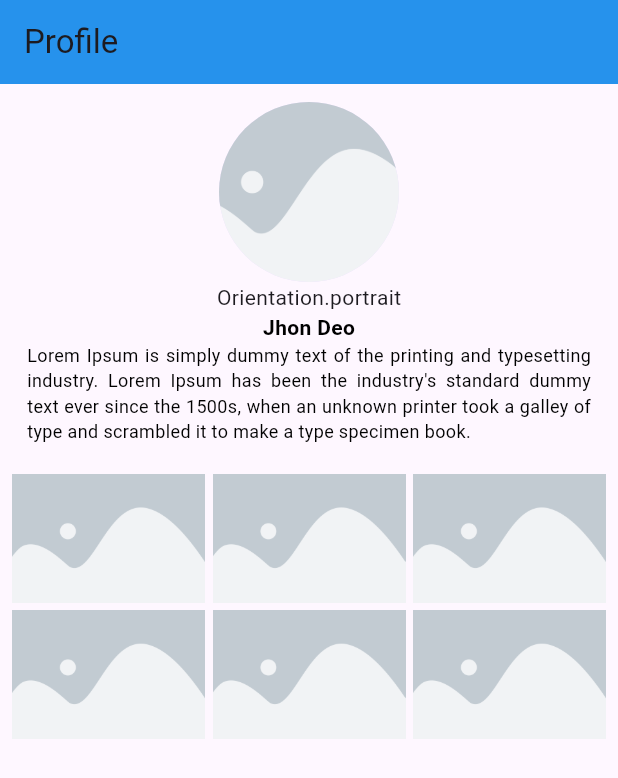
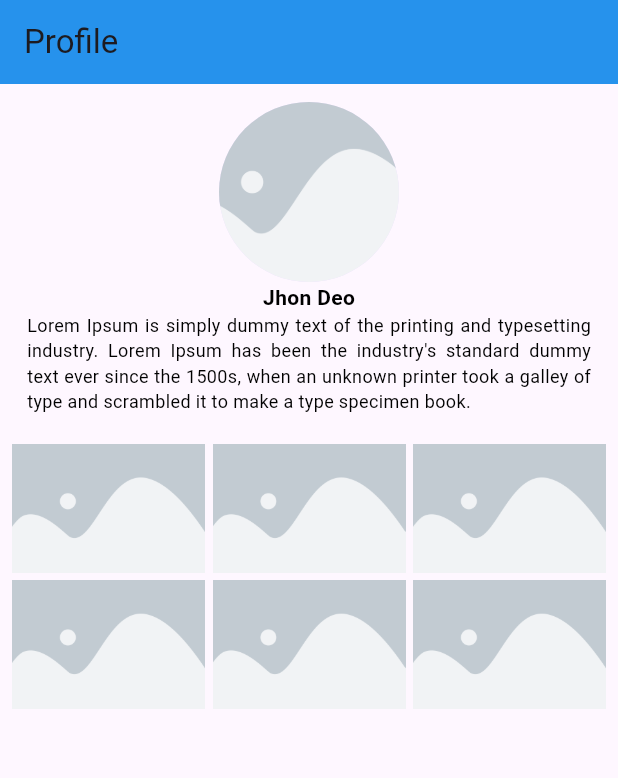
Before and after one commit to Thamina33/gallery, a Flutter app: the screen it shows after launch, on a phone screen of 412 x 824 dp. Shown: the top 778 px of the screen. Run offline on Flutter 3.47's test engine with Material 2 defaults, Android fonts, the phone set to English and light mode, and no system bars.

Commit message:
some changes

```diff
--- a/lib/galleryScreen.dart
+++ b/lib/galleryScreen.dart
@@ -26,7 +26,11 @@ class _GalleryScreenState extends State<GalleryScreen> {
                 const CircleAvatar(
                 radius: 60,
                 backgroundImage: AssetImage('assets/images/placeholder.png'),),
-                  Text(orientation.toString()),
+                  // Text(orientation.toString(),style: TextStyle(
+                  //     fontSize: 14,
+                  //     fontWeight: FontWeight.w600,
+                  //     color: Colors.green
+                  // ),),
                   const Text("Jhon Deo",style: TextStyle(
                     fontSize: 14,
                     fontWeight: FontWeight.w600,
@@ -80,13 +84,24 @@ class _GalleryScreenState extends State<GalleryScreen> {
 
                     width: MediaQuery.of(context).size.width/1.5,
                     child: Column(
+                      crossAxisAlignment: CrossAxisAlignment.start,
                       children: [
-                        Text(orientation.toString()),
-                        const Text("Jhon Deo",style: TextStyle(
-                            fontSize: 14,
-                            fontWeight: FontWeight.w600,
-                            color: Colors.black
-                        ),),
+                        // Padding(
+                        //   padding: const EdgeInsets.symmetric(horizontal: 18.0),
+                        //   child: Text(orientation.toString(),style: TextStyle(
+                        //       fontSize: 14,
+                        //       fontWeight: FontWeight.w600,
+                        //       color: Colors.green
+                        //   ),),
+                        // ),
+                        Padding(
+                          padding: const EdgeInsets.symmetric(horizontal: 18.0),
+                          child: Text("Jhon Deo",style: TextStyle(
+                              fontSize: 14,
+                              fontWeight: FontWeight.w600,
+                              color: Colors.black
+                          ),),
+                        ),
                         const Padding(
                           padding: EdgeInsets.symmetric(horizontal: 18.0),
                           child: Text("Lorem Ipsum is simply dummy text of the printing and typesetting industry. Lorem Ipsum has been the industry's standard dummy text ever since the 1500s, when an unknown printer took a galley of type and scrambled it to make a type specimen book.",
```
